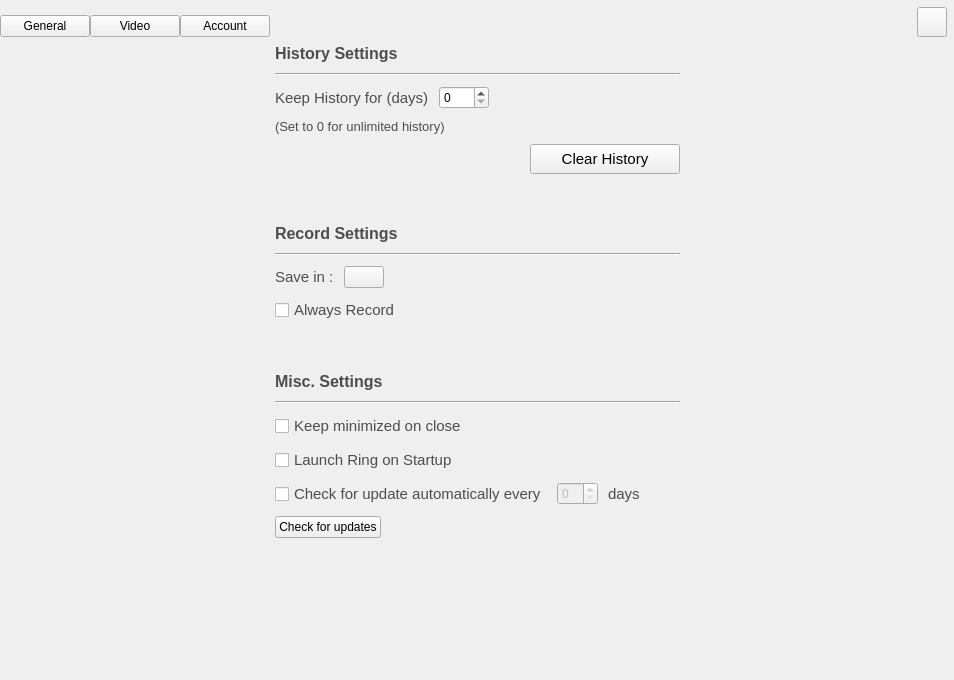
Above: configurationwidget.ui from savoirfairelinux/jami-client-windows before the change. Below: the same form after it.
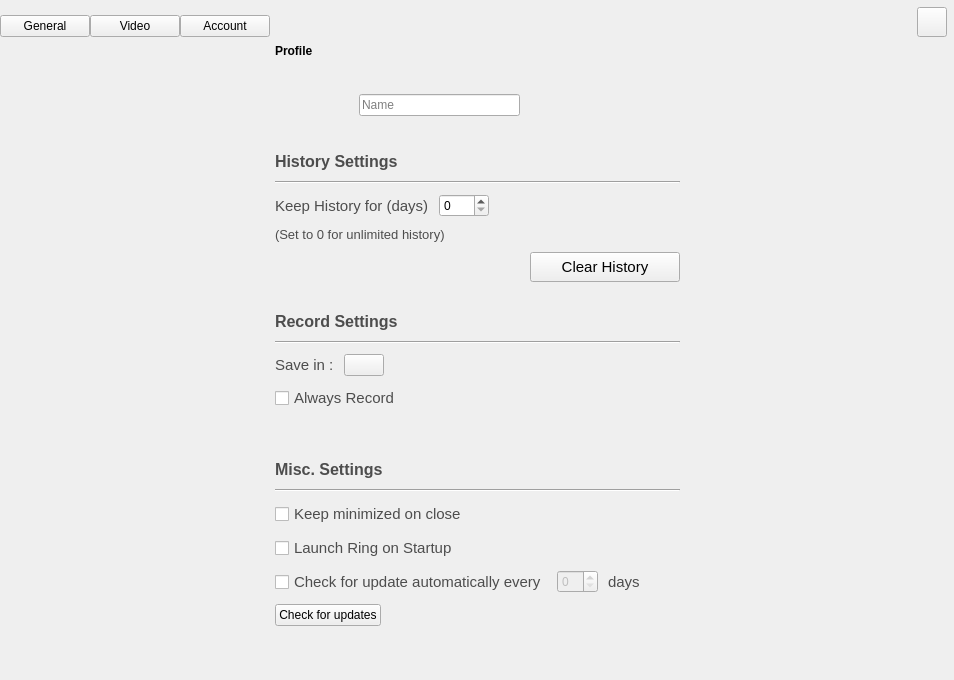
That is the form after the change. Icons and pictures are not drawn. Custom widgets are drawn as their Qt base class.

Commit message:
Allow user to take or choose a photo as their avatar
Tuleap: #531

What changed in the file:
```diff
--- a/configurationwidget.ui
+++ b/configurationwidget.ui
@@ -237,6 +237,84 @@
          <property name="spacing">
           <number>10</number>
          </property>
+         <item>
+          <widget class="QLabel" name="label_9">
+           <property name="font">
+            <font>
+             <weight>75</weight>
+             <bold>true</bold>
+            </font>
+           </property>
+           <property name="text">
+            <string>Profile</string>
+           </property>
+          </widget>
+         </item>
+         <item>
+          <layout class="QHBoxLayout" name="horizontalLayout_10">
+           <property name="topMargin">
+            <number>0</number>
+           </property>
+           <item>
+            <widget class="QPushButton" name="avatarButton">
+             <property name="sizePolicy">
+              <sizepolicy hsizetype="Fixed" vsizetype="Fixed">
+               <horstretch>0</horstretch>
+               <verstretch>0</verstretch>
+              </sizepolicy>
+             </property>
+             <property name="minimumSize">
+              <size>
+               <width>74</width>
+               <height>74</height>
+              </size>
+             </property>
+             <property name="maximumSize">
+              <size>
+               <width>74</width>
+               <height>74</height>
+              </size>
+             </property>
+             <property name="text">
+              <string/>
+             </property>
+             <property name="icon">
+              <iconset resource="ressources.qrc">
+               <normaloff>:/images/user/btn-default-userpic.svg</normaloff>:/images/user/btn-default-userpic.svg</iconset>
+             </property>
+             <property name="iconSize">
+              <size>
+               <width>74</width>
+               <height>74</height>
+              </size>
+             </property>
+             <property name="flat">
+              <bool>true</bool>
+             </property>
+            </widget>
+           </item>
+           <item>
+            <widget class="QLineEdit" name="profileNameEdit">
+             <property name="placeholderText">
+              <string>Name</string>
+             </property>
+            </widget>
+           </item>
+           <item>
+            <spacer name="horizontalSpacer_10">
+             <property name="orientation">
+              <enum>Qt::Horizontal</enum>
+             </property>
+             <property name="sizeHint" stdset="0">
+              <size>
+               <width>30</width>
+               <height>20</height>
+              </size>
+             </property>
+            </spacer>
+           </item>
+          </layout>
+         </item>
          <item>
           <widget class="QLabel" name="label">
            <property name="font">
@@ -407,7 +485,7 @@
            <property name="sizeHint" stdset="0">
             <size>
              <width>20</width>
-             <height>40</height>
+             <height>20</height>
             </size>
            </property>
           </spacer>
```
The commit also changes 22 other files.
